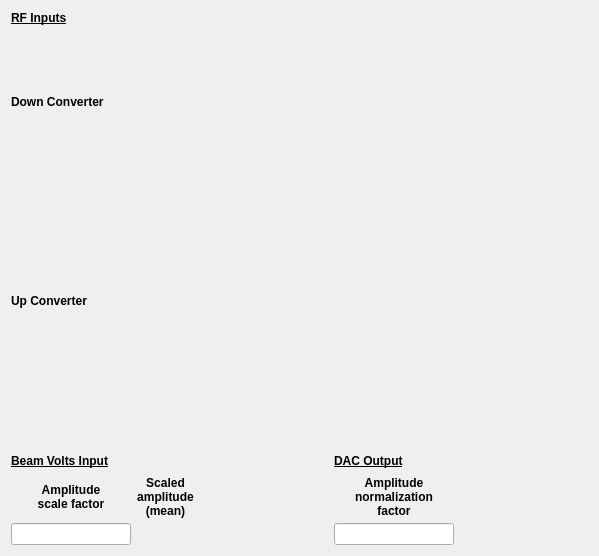
The window that pydm/hls_scale_factors_pau.ui (slac-epics/llrfATCA) describes before a commit, drawn with Qt 5.
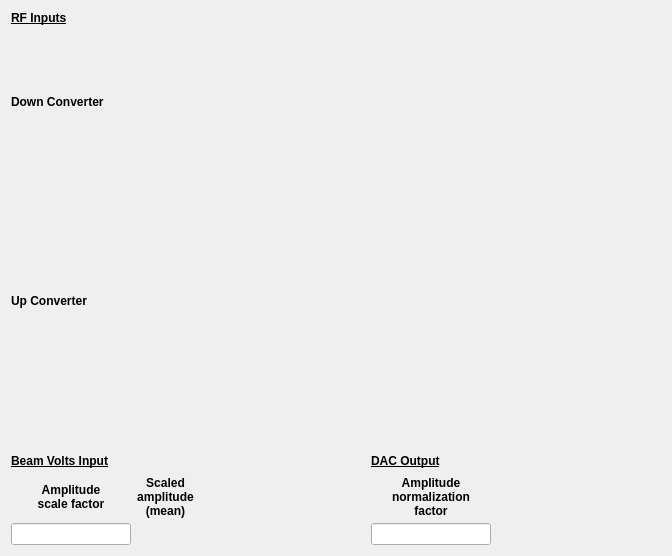
The same window after the commit. Custom widgets are drawn as their Qt base class.

```diff
--- a/pydm/hls_scale_factors_pau.ui
+++ b/pydm/hls_scale_factors_pau.ui
@@ -6,7 +6,7 @@
    <rect>
     <x>0</x>
     <y>0</y>
-    <width>597</width>
+    <width>670</width>
     <height>556</height>
    </rect>
   </property>
@@ -23,7 +23,7 @@
       <widget class="PyDMEmbeddedDisplay" name="PyDMEmbeddedDisplay_2">
        <property name="minimumSize">
         <size>
-         <width>577</width>
+         <width>650</width>
          <height>60</height>
         </size>
        </property>
@@ -42,7 +42,7 @@
       <widget class="PyDMEmbeddedDisplay" name="PyDMEmbeddedDisplay_12">
        <property name="minimumSize">
         <size>
-         <width>577</width>
+         <width>650</width>
          <height>25</height>
         </size>
        </property>
@@ -80,7 +80,7 @@
       <widget class="PyDMEmbeddedDisplay" name="PyDMEmbeddedDisplay_9">
        <property name="minimumSize">
         <size>
-         <width>577</width>
+         <width>650</width>
          <height>25</height>
         </size>
        </property>
@@ -121,7 +121,7 @@
       <widget class="PyDMEmbeddedDisplay" name="PyDMEmbeddedDisplay_4">
        <property name="minimumSize">
         <size>
-         <width>577</width>
+         <width>650</width>
          <height>25</height>
         </size>
        </property>
@@ -143,7 +143,7 @@
       <widget class="PyDMEmbeddedDisplay" name="PyDMEmbeddedDisplay_3">
        <property name="minimumSize">
         <size>
-         <width>577</width>
+         <width>650</width>
          <height>25</height>
         </size>
        </property>
@@ -165,7 +165,7 @@
       <widget class="PyDMEmbeddedDisplay" name="PyDMEmbeddedDisplay_10">
        <property name="minimumSize">
         <size>
-         <width>577</width>
+         <width>650</width>
          <height>25</height>
         </size>
        </property>
@@ -222,6 +222,12 @@
      </item>
      <item row="10" column="0" colspan="5">
       <widget class="QLabel" name="label_3">
+       <property name="minimumSize">
+        <size>
+         <width>650</width>
+         <height>0</height>
+        </size>
+       </property>
        <property name="font">
         <font>
          <weight>75</weight>
@@ -291,7 +297,7 @@
       <widget class="PyDMEmbeddedDisplay" name="PyDMEmbeddedDisplay">
        <property name="minimumSize">
         <size>
-         <width>577</width>
+         <width>650</width>
          <height>25</height>
         </size>
        </property>
@@ -326,7 +332,7 @@
       <widget class="PyDMEmbeddedDisplay" name="PyDMEmbeddedDisplay_6">
        <property name="minimumSize">
         <size>
-         <width>577</width>
+         <width>650</width>
          <height>25</height>
         </size>
        </property>
@@ -348,7 +354,7 @@
       <widget class="PyDMEmbeddedDisplay" name="PyDMEmbeddedDisplay_11">
        <property name="minimumSize">
         <size>
-         <width>577</width>
+         <width>650</width>
          <height>25</height>
         </size>
        </property>
@@ -387,7 +393,7 @@
       <widget class="PyDMEmbeddedDisplay" name="PyDMEmbeddedDisplay_8">
        <property name="minimumSize">
         <size>
-         <width>577</width>
+         <width>650</width>
          <height>25</height>
         </size>
        </property>
@@ -427,7 +433,7 @@
       <widget class="PyDMEmbeddedDisplay" name="PyDMEmbeddedDisplay_5">
        <property name="minimumSize">
         <size>
-         <width>577</width>
+         <width>650</width>
          <height>25</height>
         </size>
        </property>
@@ -461,6 +467,12 @@
      </item>
      <item row="3" column="0" colspan="5">
       <widget class="QLabel" name="label_2">
+       <property name="minimumSize">
+        <size>
+         <width>650</width>
+         <height>0</height>
+        </size>
+       </property>
        <property name="font">
         <font>
          <weight>75</weight>
```
Left out of the diff: 9 changed lines with no effect on the pictures.
